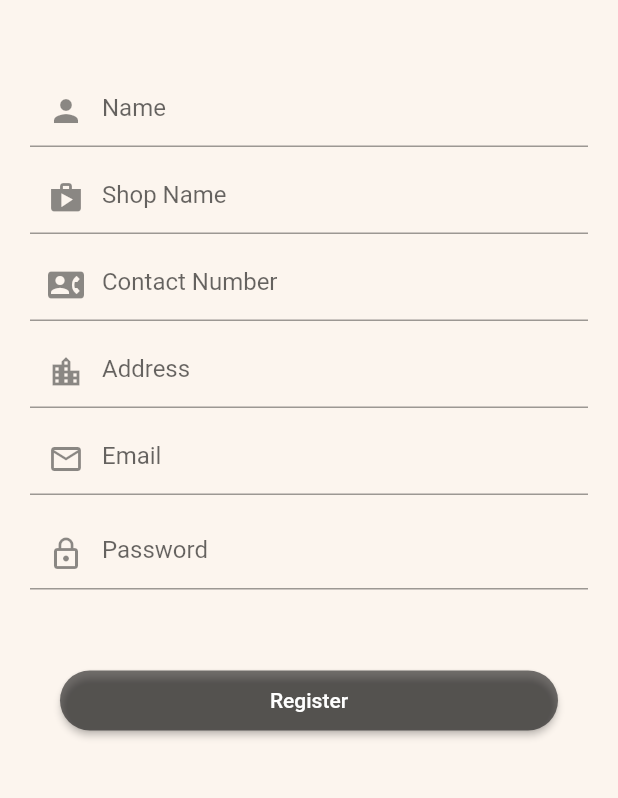
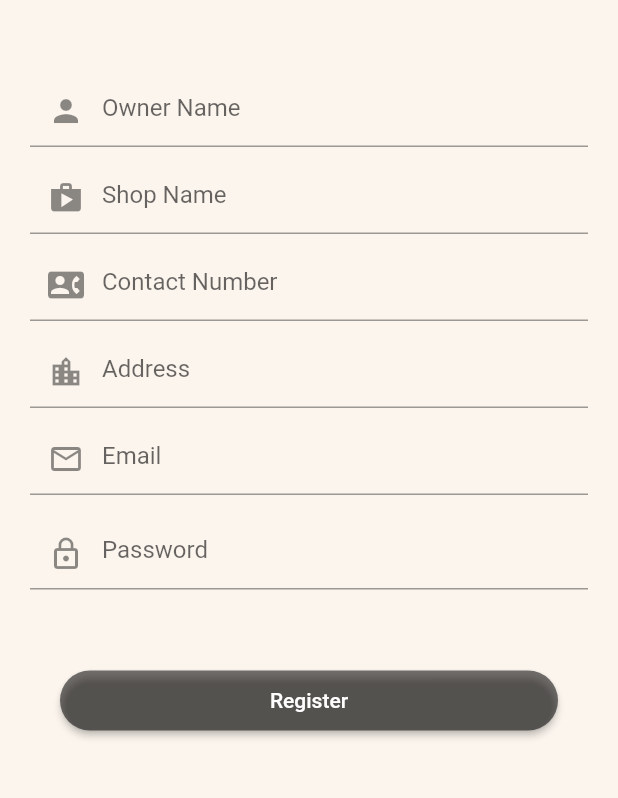
Before and after one commit to mysterio0801/BunMaska, a Flutter app: the RegisterDistributor screen opened directly, on a phone screen of 412 x 824 dp, the part 366-1164 px from its top. Run offline on Flutter 3.47's test engine with Material 2 defaults, Android fonts, the phone set to English and light mode, and no system bars; our stand-ins replace animated_text_kit, flutter_secure_storage; accounts and stored records are empty; network calls fail.

Commit message:
added requests

```diff
--- a/frontend/lib/screens/register_distributor.dart
+++ b/frontend/lib/screens/register_distributor.dart
@@ -2,6 +2,7 @@ import 'dart:ui';
 import 'package:animated_text_kit/animated_text_kit.dart';
 import 'package:flutter/material.dart';
 import 'package:frontend/screens/distributor_home.dart';
+import 'package:http/http.dart' as http;
 
 class RegisterDistributor extends StatefulWidget {
   @override
@@ -9,6 +10,12 @@ class RegisterDistributor extends StatefulWidget {
 }
 
 class _RegisterDistributorState extends State<RegisterDistributor> {
+  TextEditingController _ownerName = TextEditingController();
+  TextEditingController _shopName = TextEditingController();
+  TextEditingController _contact = TextEditingController();
+  TextEditingController _address = TextEditingController();
+  TextEditingController _password = TextEditingController();
+  TextEditingController _email = TextEditingController();
   @override
   Widget build(BuildContext context) {
     return Scaffold(
@@ -23,7 +30,8 @@ class _RegisterDistributorState extends State<RegisterDistributor> {
           Expanded(
             child: ListView(
               children: [
-                Image(image: AssetImage('images/bun_maska.png'),
+                Image(
+                  image: AssetImage('images/bun_maska.png'),
                   height: 170.0,
                   width: 170.0,
                 ),
@@ -35,49 +43,83 @@ class _RegisterDistributorState extends State<RegisterDistributor> {
                 ),
                 SizedBox(height: 45.0),
                 Padding(
-                  padding: const EdgeInsets.symmetric(horizontal: 20.0, vertical: 5.0),
+                  padding: const EdgeInsets.symmetric(
+                      horizontal: 20.0, vertical: 5.0),
                   child: TextFormField(
-                    decoration: textfieldDecor('Name', Icon(Icons.person)),
+                    controller: _ownerName,
+                    decoration:
+                        textfieldDecor('Owner Name', Icon(Icons.person)),
                   ),
                 ),
                 Padding(
-                  padding: const EdgeInsets.symmetric(horizontal: 20.0, vertical: 5.0),
+                  padding: const EdgeInsets.symmetric(
+                      horizontal: 20.0, vertical: 5.0),
                   child: TextFormField(
+                    controller: _shopName,
                     decoration: textfieldDecor('Shop Name', Icon(Icons.shop)),
                   ),
                 ),
                 Padding(
-                  padding: const EdgeInsets.symmetric(horizontal: 20.0, vertical: 5.0),
+                  padding: const EdgeInsets.symmetric(
+                      horizontal: 20.0, vertical: 5.0),
                   child: TextFormField(
-                    decoration: textfieldDecor('Contact Number', Icon(Icons.contact_phone)),
+                    controller: _contact,
+                    decoration: textfieldDecor(
+                        'Contact Number', Icon(Icons.contact_phone)),
                   ),
                 ),
                 Padding(
-                  padding: const EdgeInsets.symmetric(horizontal: 20.0, vertical: 5.0),
+                  padding: const EdgeInsets.symmetric(
+                      horizontal: 20.0, vertical: 5.0),
                   child: TextFormField(
-                    decoration: textfieldDecor('Address', Icon(Icons.location_city_outlined)),
+                    controller: _address,
+                    decoration: textfieldDecor(
+                        'Address', Icon(Icons.location_city_outlined)),
                   ),
                 ),
                 Padding(
-                  padding: const EdgeInsets.symmetric(horizontal: 20.0, vertical: 5.0),
+                  padding: const EdgeInsets.symmetric(
+                      horizontal: 20.0, vertical: 5.0),
                   child: TextFormField(
-                    decoration: textfieldDecor('Email', Icon(Icons.email_outlined)),
+                    controller: _email,
+                    decoration:
+                        textfieldDecor('Email', Icon(Icons.email_outlined)),
                   ),
                 ),
                 Padding(
-                  padding: const EdgeInsets.symmetric(horizontal: 20.0, vertical: 10.0),
+                  padding: const EdgeInsets.symmetric(
+                      horizontal: 20.0, vertical: 10.0),
                   child: TextFormField(
+                    controller: _password,
                     obscureText: true,
-                    decoration: textfieldDecor('Password', Icon(Icons.lock_outline)),
+                    decoration:
+                        textfieldDecor('Password', Icon(Icons.lock_outline)),
                   ),
                 ),
                 Padding(
-                  padding: const EdgeInsets.symmetric(horizontal: 40.0, vertical: 40.0),
+                  padding: const EdgeInsets.symmetric(
+                      horizontal: 40.0, vertical: 40.0),
                   child: RaisedButton(
-                    onPressed: () {
-                      Navigator.push(context, MaterialPageRoute(builder: (context) => DistributorHomeScreen()));
+                    onPressed: () async {
+                      Map<String, String> data = {
+                        "shopName": _shopName.text,
+                        "ownerName": _ownerName.text,
+                        "contact": _contact.text,
+                        "address": _address.text,
+                        "password": _password.text,
+                        "email": _email.text
+                      };
+                      var response = await http.post(
+                          "https://chai-app.herokuapp.com/addUser",
+                          body: data);
+
+                      return Navigator.push(
+                          context,
+                          MaterialPageRoute(
+                              builder: (context) => DistributorHomeScreen()));
                     },
-                    child: Text('Register',
+                    child: Text(
+                      'Register',
                       style: TextStyle(color: Colors.white),
                     ),
                   ),
--- a/frontend/pubspec.yaml
+++ b/frontend/pubspec.yaml
@@ -29,6 +29,9 @@ dependencies:
   cupertino_icons: ^1.0.0
   splashscreen: ^1.3.3
   animated_text_kit: ^2.5.4
+  google_fonts: ^1.1.0
+  http: ^0.12.1
+  flutter_secure_storage: ^3.3.5
 
 dev_dependencies:
   flutter_test:
```
Also changed, not shown: frontend/lib/screens/login_distributor.dart (+46 -9 lines), frontend/pubspec.lock, 1 other file.
